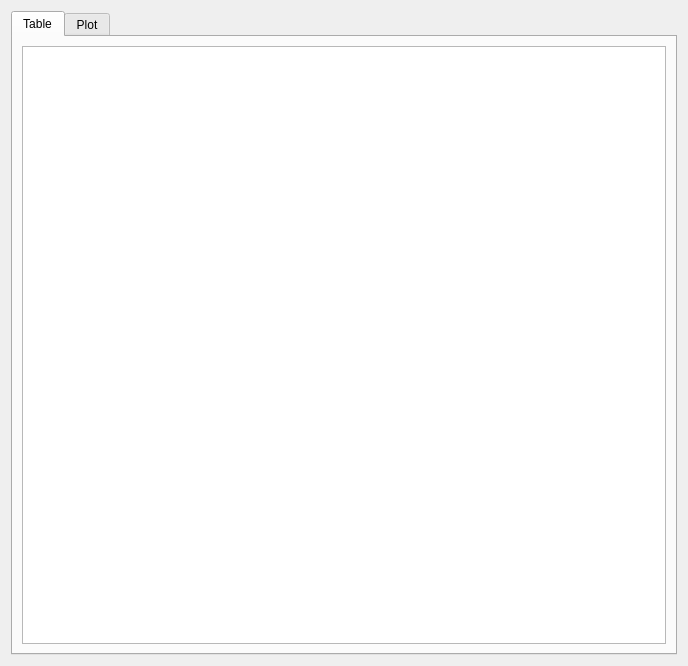
Old version of the form src/ApplicationContainer/FormMineIt/FormDataset/formdataset.ui in the repository MRsoymilk/KnowIt.
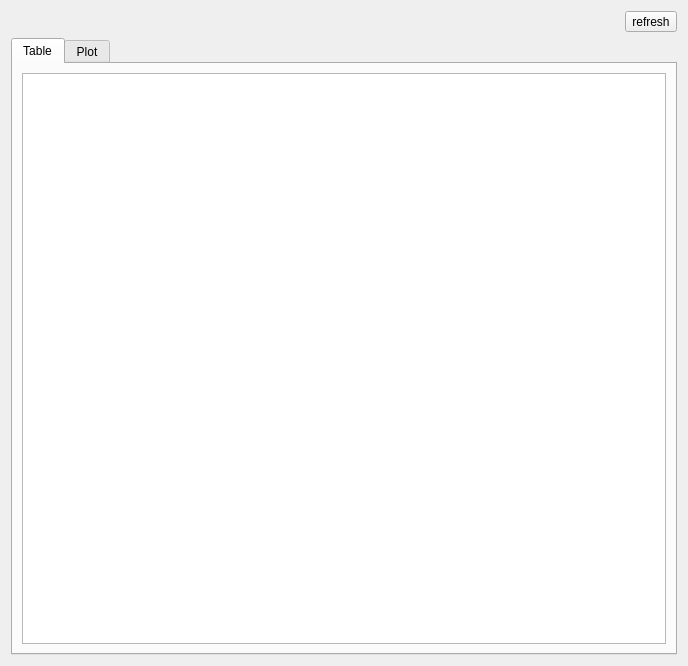
New version of the form.

```diff
--- a/src/ApplicationContainer/FormMineIt/FormDataset/formdataset.ui
+++ b/src/ApplicationContainer/FormMineIt/FormDataset/formdataset.ui
@@ -14,7 +14,7 @@
    <string>Dataset</string>
   </property>
   <layout class="QGridLayout" name="gridLayout">
-   <item row="0" column="0">
+   <item row="1" column="0">
     <widget class="QTabWidget" name="tabWidget">
      <property name="currentIndex">
       <number>0</number>
@@ -36,6 +36,30 @@
      </widget>
     </widget>
    </item>
+   <item row="0" column="0">
+    <layout class="QHBoxLayout" name="horizontalLayout">
+     <item>
+      <spacer name="horizontalSpacer">
+       <property name="orientation">
+        <enum>Qt::Orientation::Horizontal</enum>
+       </property>
+       <property name="sizeHint" stdset="0">
+        <size>
+         <width>40</width>
+         <height>20</height>
+        </size>
+       </property>
+      </spacer>
+     </item>
+     <item>
+      <widget class="QToolButton" name="tBtnRefresh">
+       <property name="text">
+        <string>refresh</string>
+       </property>
+      </widget>
+     </item>
+    </layout>
+   </item>
   </layout>
  </widget>
  <resources/>
```
